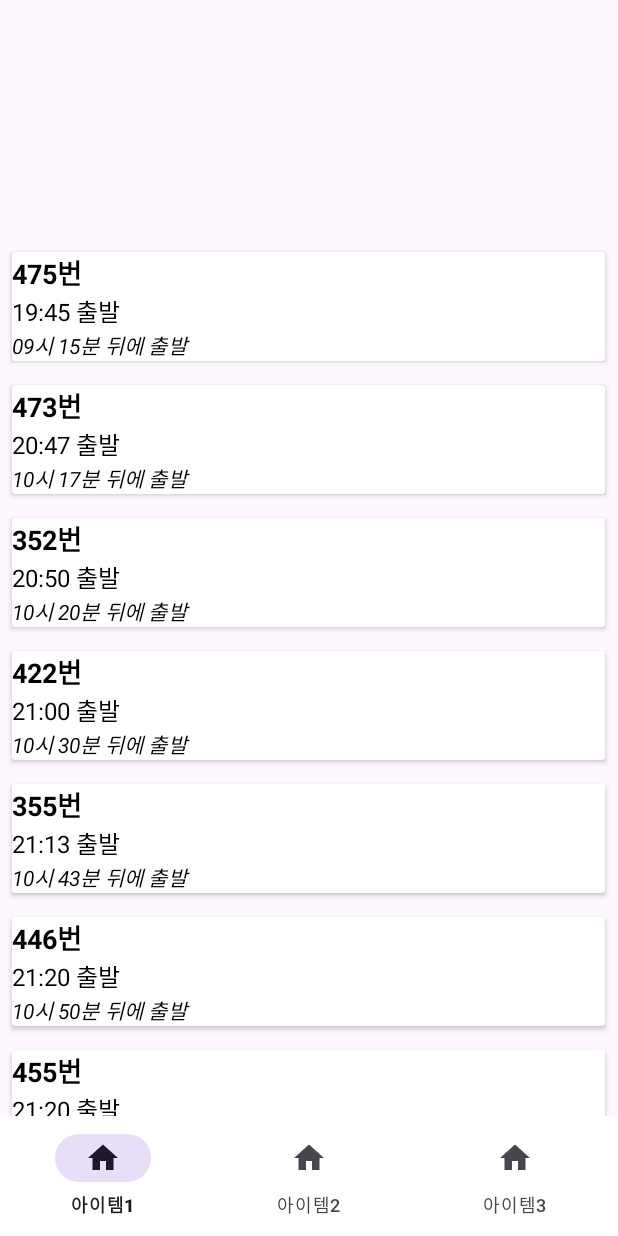
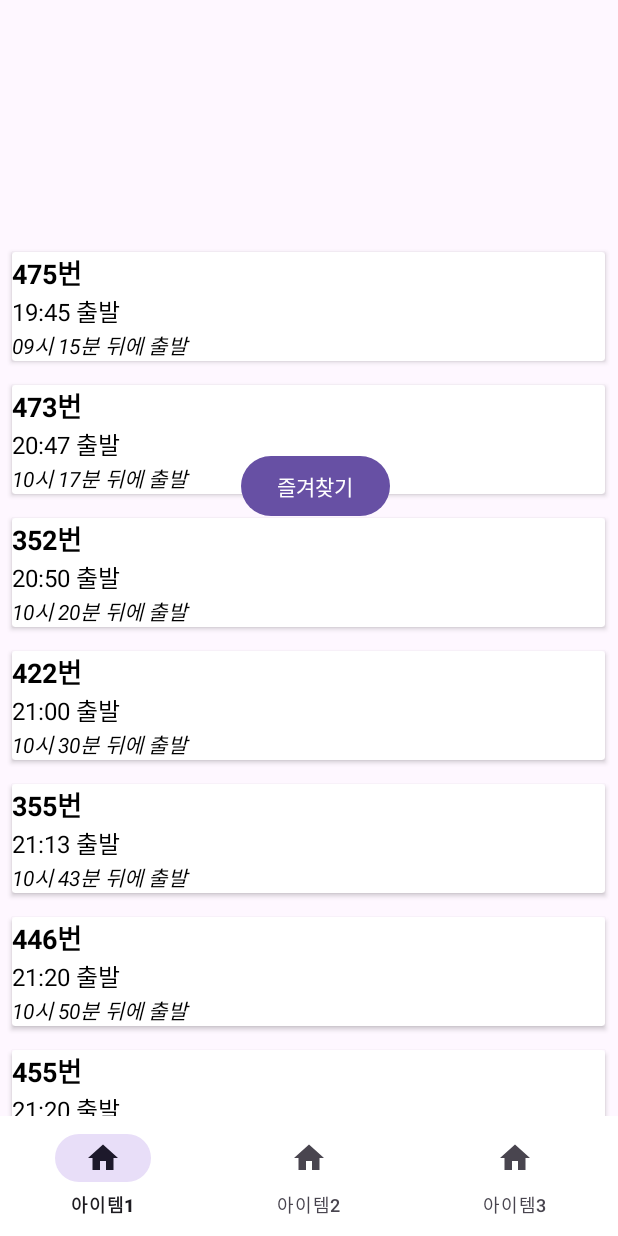
Before and after one commit to dLqovop/-, an Android app: the fragment fragment_1 placed in its activity, on a phone screen of 412 x 824 dp. Run offline under Robolectric (Android 15) with nearby library versions, the phone set to English and light mode, and no system bars.

Commit message:
즐겨찾기, DB

```diff
--- a/app/src/main/java/com/example/jeju_makcha/BusAdapter.java
+++ b/app/src/main/java/com/example/jeju_makcha/BusAdapter.java
@@ -5,6 +5,7 @@ package com.example.jeju_makcha;
 import android.view.LayoutInflater;
 import android.view.View;
 import android.view.ViewGroup;
+import android.widget.AdapterView;
 import android.widget.TextView;
 
 import androidx.annotation.NonNull;
@@ -17,9 +18,19 @@ import java.util.List;
 public class BusAdapter extends RecyclerView.Adapter<BusAdapter.ViewHolder> {
 
     private List<String> busDataList;
+    private OnItemClickListener onItemClickListener;
 
     public BusAdapter(List<String> busDataList) {
         this.busDataList = busDataList;
+    }
+    public interface OnItemClickListener {
+        void onItemClick(View view, int position);
+    }
+    public void setOnItemClickListener(OnItemClickListener listener) {
+        this.onItemClickListener = listener;
+    }
+    public List<String> getItemList() {
+        return busDataList;
     }
 
     @NonNull
@@ -55,6 +66,18 @@ public class BusAdapter extends RecyclerView.Adapter<BusAdapter.ViewHolder> {
         viewHolder.line1TextView.setText(lines[0]);
         viewHolder.line2TextView.setText(lines[1]);
         viewHolder.line3TextView.setText(lines[2]);
+
+        holder.itemView.setOnClickListener(new View.OnClickListener() {
+            @Override
+            public void onClick(View v) {
+                if (onItemClickListener != null) {
+                    int adapterPosition = holder.getAdapterPosition();
+                    if (adapterPosition != RecyclerView.NO_POSITION) {
+                        onItemClickListener.onItemClick(v, adapterPosition);
+                    }
+                }
+            }
+        });
     }
 
     @Override
--- /dev/null
+++ b/app/src/main/java/com/example/jeju_makcha/DBHelper.java
@@ -0,0 +1,70 @@
+package com.example.jeju_makcha;
+
+import android.content.ContentValues;
+import android.content.Context;
+import android.database.Cursor;
+import android.database.sqlite.SQLiteDatabase;
+import android.database.sqlite.SQLiteOpenHelper;
+import android.util.Log;
+
+import java.util.ArrayList;
+import java.util.List;
+
+public class DBHelper extends SQLiteOpenHelper {
+    private static final String DATABASE_NAME = "favorites_database.db";
+    private static final int DATABASE_VERSION = 1;
+    private static final String TABLE_NAME = "favorites";
+    private static final String COLUMN_ID = "id";
+    private static final String COLUMN_ITEM = "item";
+
+    public DBHelper(Context context) {
+        super(context, DATABASE_NAME, null, DATABASE_VERSION);
+    }
+
+    @Override
+    public void onCreate(SQLiteDatabase db) {
+        String createTableQuery = "CREATE TABLE " + TABLE_NAME + " (" +
+                COLUMN_ID + " INTEGER PRIMARY KEY AUTOINCREMENT, " +
+                COLUMN_ITEM + " TEXT" +
+                ")";
+        Log.i("DB", "onCreate 생성 확인");
+        db.execSQL(createTableQuery);
+    }
+
+    @Override
+    public void onUpgrade(SQLiteDatabase db, int oldVersion, int newVersion) {
+        String dropTableQuery = "DROP TABLE IF EXISTS " + TABLE_NAME;
+        db.execSQL(dropTableQuery);
+        onCreate(db);
+    }
+
+    public void insertFavorite(String item) {
+        SQLiteDatabase db = getReadableDatabase();
+        db = getWritableDatabase();
+        ContentValues values = new ContentValues();
+        values.put(COLUMN_ITEM, item);
+        long newRowId = db.insert(TABLE_NAME, null, values);
+        if (newRowId == -1) {
+            Log.e("DBHelper", "Failed to insert favorite item");
+        } else {
+            Log.i("DBHelper", "Inserted favorite item: " + item);
+        }
+    }
+
+    public List<String> getAllFavorites() {
+        List<String> favorites = new ArrayList<>();
+        SQLiteDatabase db = getReadableDatabase();
+        Cursor cursor = db.query(TABLE_NAME, null, null, null, null, null, null);
+        if (cursor != null) {
+            while (cursor.moveToNext()) {
+                int itemColumnIndex = cursor.getColumnIndex(COLUMN_ITEM);
+                if (itemColumnIndex != -1) {
+                    String item = cursor.getString(itemColumnIndex);
+                    favorites.add(item);
+                }
+            }
+            cursor.close();
+        }
+        return favorites;
+    }
+}
--- a/app/src/main/java/com/example/jeju_makcha/MainActivity.java
+++ b/app/src/main/java/com/example/jeju_makcha/MainActivity.java
@@ -19,6 +19,9 @@ import android.widget.Toast;
 
 import com.google.android.material.bottomnavigation.BottomNavigationView;
 
+import java.util.ArrayList;
+import java.util.List;
+
 public class MainActivity extends AppCompatActivity {  // implements RecyclerViewAdapterCallback
 
     //바텀 네비게이션
@@ -26,14 +29,25 @@ public class MainActivity extends AppCompatActivity {  // implements RecyclerVie
     private String TAG = "메인페이지";
 
     //프래그먼트 변수
-    Fragment fragment_frag1;
+    fragment_1 fragment_frag1;
     Fragment fragment_frag2;
     Fragment fragment_frag3;
+
+    private DBHelper dbHelper;
+    private BusAdapter busAdapter;
+  /*
+    public void setBusAdapter(BusAdapter adapter) {
+        busAdapter = adapter;
+    }
+*/
+
 
     @Override
     protected void onCreate(Bundle savedInstanceState) {
         super.onCreate(savedInstanceState);
         setContentView(R.layout.activity_main);
+
+//        dbHelper = new DBHelper(this);
 
         //프래그먼트 생성
         fragment_frag1 = new fragment_1();
@@ -42,6 +56,8 @@ public class MainActivity extends AppCompatActivity {  // implements RecyclerVie
 
         //바텀네비게이션
         bottomNavigationView = findViewById(R.id.bottomNavigationView);
+
+//        fragment_frag1.setBusAdapter(busAdapter);
 
         //리스너 등록
         bottomNavigationView.setOnItemSelectedListener(item -> {
@@ -61,5 +77,12 @@ public class MainActivity extends AppCompatActivity {  // implements RecyclerVie
                 }
                 return true;
             });
+        dbHelper = new DBHelper(this); // DBHelper 인스턴스 생성
+
+        // DB에 저장된 값 로그로 출력
+        List<String> favorites = dbHelper.getAllFavorites();
+        for (String item : favorites) {
+            Log.i("DBHelper", "Favorite MainActivity: " + item);
+        }
     }
 }
--- a/app/src/main/java/com/example/jeju_makcha/fragment_1.java
+++ b/app/src/main/java/com/example/jeju_makcha/fragment_1.java
@@ -1,13 +1,16 @@
 package com.example.jeju_makcha;
 
 
+import android.content.Intent;
 import android.content.res.AssetManager;
+import android.database.sqlite.SQLiteDatabase;
 import android.os.Bundle;
 import android.os.Handler;
 import android.util.Log;
 import android.view.LayoutInflater;
 import android.view.View;
 import android.view.ViewGroup;
+import android.widget.Button;
 
 import androidx.annotation.NonNull;
 import androidx.annotation.Nullable;
@@ -24,6 +27,7 @@ import java.util.ArrayList;
 import java.util.Calendar;
 import java.util.Collections;
 import java.util.Comparator;
+import java.util.List;
 
 public class fragment_1 extends Fragment {
 
@@ -32,10 +36,21 @@ public class fragment_1 extends Fragment {
 
     private View view;
     private String TAG = "페이지 1";
+    private Button favoriteButton;
 
     private RecyclerView recyclerView;
     private BusAdapter busAdapter;
     ArrayList<String> itemList;
+
+    public void setBusAdapter(BusAdapter adapter) {
+        busAdapter = adapter;
+    }
+    public List<String> getItemList() {
+        if (busAdapter != null) {
+            return busAdapter.getItemList();
+        }
+        return new ArrayList<>();
+    }
 
     @Nullable
     @Override
@@ -45,7 +60,28 @@ public class fragment_1 extends Fragment {
         Log.i(TAG,"페이지1 OnCreateView");
         view = inflater.inflate(R.layout.fragment_frag1, container, false);
         recyclerView = view.findViewById(R.id.recyclerView);
+
+        favoriteButton = view.findViewById(R.id.favorite);
+        favoriteButton.setOnClickListener(new View.OnClickListener() {
+            @Override
+            public void onClick(View v) {
+                /*
+                DBHelper dbHelper = new DBHelper(requireContext());
+                SQLiteDatabase db = dbHelper.getReadableDatabase();
+
+                List<String> favorites = dbHelper.getAllFavorites();
+                for (String item : favorites) {
+                    Log.i("DB", "Favorite item: " + item);
+                }*/
+                Intent intent = new Intent(requireContext(), MainActivity.class);
+                startActivity(intent);
+            }
+        });
+
         return view;
+
+
+
     }
 
 
@@ -65,6 +101,8 @@ public class fragment_1 extends Fragment {
         } else {
             // view가 null인 경우 예외 처리
         }
+
+
     }
 
 
@@ -143,6 +181,19 @@ public class fragment_1 extends Fragment {
 //            }
             reader.close();
             busAdapter.notifyDataSetChanged();
+
+
+            busAdapter.setOnItemClickListener(new BusAdapter.OnItemClickListener() {
+                @Override
+                public void onItemClick(View view, int position) {
+                    String selectedItem = busAdapter.getItemList().get(position);
+                    DBHelper dbHelper = new DBHelper(requireContext());
+                    dbHelper.insertFavorite(selectedItem);
+//                    Log.i("click", "Inserted favorite item: " + selectedItem);
+                }
+            });
+
+
         } catch (IOException e) {
             e.printStackTrace(); // 예외 처리
         }
--- a/app/src/main/res/layout/activity_main.xml
+++ b/app/src/main/res/layout/activity_main.xml
@@ -11,7 +11,19 @@
         android:layout_width="411dp"
         android:layout_height="634dp"
         app:layout_constraintBottom_toTopOf="@+id/bottomNavigationView"
-        app:layout_constraintStart_toStartOf="parent"></FrameLayout>
+        app:layout_constraintStart_toStartOf="parent">
+
+        <ListView
+            android:id="@+id/favoritesListView"
+            android:layout_width="match_parent"
+            android:layout_height="wrap_content"
+            android:layout_marginTop="8dp"
+            android:divider="@android:color/darker_gray"
+            android:dividerHeight="0.5dp"
+            android:padding="8dp" />
+
+
+    </FrameLayout>
 
     <com.google.android.material.bottomnavigation.BottomNavigationView
         android:id="@+id/bottomNavigationView"
--- a/app/src/main/res/layout/fragment_frag1.xml
+++ b/app/src/main/res/layout/fragment_frag1.xml
@@ -9,7 +9,7 @@
     <RelativeLayout
         android:layout_width="match_parent"
         android:layout_height="match_parent"
-        tools:context=".Frag2">
+        tools:context=".fragment1">
 
         <androidx.recyclerview.widget.RecyclerView
             android:id="@+id/recyclerView"
@@ -18,6 +18,16 @@
             android:layout_alignParentTop="true"
             android:layout_marginTop="50dp" />
 
+        <Button
+            android:id="@+id/favorite"
+            android:layout_width="wrap_content"
+            android:layout_height="wrap_content"
+            android:layout_alignParentEnd="true"
+            android:layout_alignParentBottom="true"
+            android:layout_marginEnd="151dp"
+            android:layout_marginBottom="396dp"
+            android:text="즐겨찾기" />
+
     </RelativeLayout>
 
 </androidx.constraintlayout.widget.ConstraintLayout>
```
